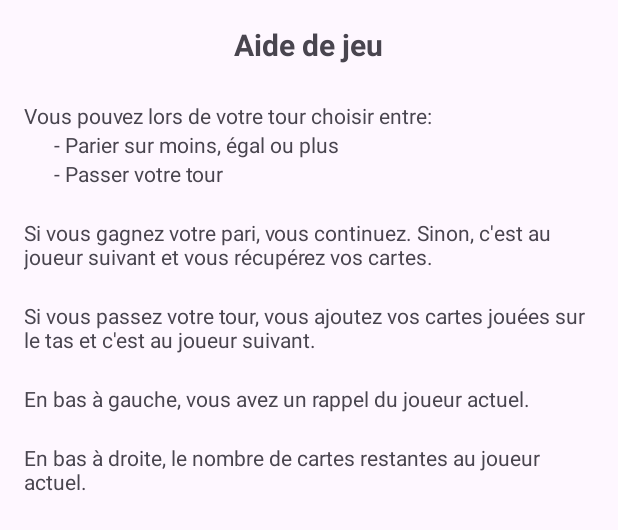
After one commit to Itasuka/Projet_OpenGL, an Android app: the layout popup_card.xml on its own in the app's theme, with its tools: preview values and no code run, on a phone screen of 412 x 824 dp. The commit adds this screen. Shown: the top 530 px of the screen. Run offline under Robolectric (Android 15) with nearby library versions, the light colour scheme and no system bars.

```diff
--- a/app/src/main/res/layout/activity_main.xml
+++ b/app/src/main/res/layout/activity_main.xml
@@ -79,19 +79,19 @@
         android:layout_height="40dp"
         android:layout_marginStart="16dp"
         android:layout_marginBottom="16dp"
-        android:text="J1"
+        android:text=""
         android:textSize="32dp"
         android:textColor="@color/white"
         app:layout_constraintBottom_toBottomOf="parent"
         app:layout_constraintStart_toStartOf="parent" />
 
     <TextView
-        android:id="@+id/textView2"
+        android:id="@+id/textScore"
         android:layout_width="40dp"
         android:layout_height="40dp"
         android:layout_marginEnd="16dp"
         android:layout_marginBottom="16dp"
-        android:text="10"
+        android:text=""
         android:textSize="32dp"
         android:textColor="@color/white"
         app:layout_constraintBottom_toBottomOf="parent"
--- /dev/null
+++ b/app/src/main/res/layout/popup_card.xml
@@ -0,0 +1,73 @@
+<?xml version="1.0" encoding="utf-8"?>
+<LinearLayout xmlns:android="http://schemas.android.com/apk/res/android"
+    android:layout_width="match_parent"
+    android:layout_height="match_parent"
+    android:orientation="vertical"
+    android:padding="16dp">
+
+    <LinearLayout
+        android:layout_width="match_parent"
+        android:layout_height="wrap_content"
+        android:orientation="horizontal"
+        android:layout_marginBottom="8dp"
+        android:gravity="center">
+        <TextView
+            android:layout_width="wrap_content"
+            android:layout_height="wrap_content"
+            android:text="Aide de jeu"
+            android:textSize="20sp"
+            android:textStyle="bold"
+            android:gravity="center"
+            android:layout_gravity="center_horizontal"
+            android:layout_marginBottom="16dp"/>
+    </LinearLayout>
+
+    <LinearLayout
+        android:layout_width="match_parent"
+        android:layout_height="wrap_content"
+        android:orientation="vertical"
+        android:layout_marginBottom="8dp">
+
+        <TextView
+            android:layout_width="wrap_content"
+            android:layout_height="wrap_content"
+            android:text="Vous pouvez lors de votre tour choisir entre:"/>
+
+        <TextView
+            android:layout_width="wrap_content"
+            android:layout_height="wrap_content"
+            android:text="- Parier sur moins, égal ou plus"
+            android:layout_marginStart="20dp"/>
+
+        <TextView
+            android:layout_width="wrap_content"
+            android:layout_height="wrap_content"
+            android:text="- Passer votre tour"
+            android:layout_marginStart="20dp"
+            android:layout_marginBottom="20dp"/>
+
+        <TextView
+            android:layout_width="wrap_content"
+            android:layout_height="wrap_content"
+            android:text="Si vous gagnez votre pari, vous continuez. Sinon, c'est au joueur suivant et vous récupérez vos cartes."
+            android:layout_marginBottom="20dp"/>
+
+        <TextView
+            android:layout_width="wrap_content"
+            android:layout_height="wrap_content"
+            android:text="Si vous passez votre tour, vous ajoutez vos cartes jouées sur le tas et c'est au joueur suivant."
+            android:layout_marginBottom="20dp"/>
+
+        <TextView
+            android:layout_width="wrap_content"
+            android:layout_height="wrap_content"
+            android:text="En bas à gauche, vous avez un rappel du joueur actuel."
+            android:layout_marginBottom="20dp"/>
+
+        <TextView
+            android:layout_width="wrap_content"
+            android:layout_height="wrap_content"
+            android:text="En bas à droite, le nombre de cartes restantes au joueur actuel." />
+    </LinearLayout>
+
+</LinearLayout>
```
Also changed, not shown: app/src/main/java/com/example/petitougrand/OpenGLES30Activity.java (+164 -8 lines), app/src/main/res/layout/popup_players.xml (added, +39 -0 lines).
